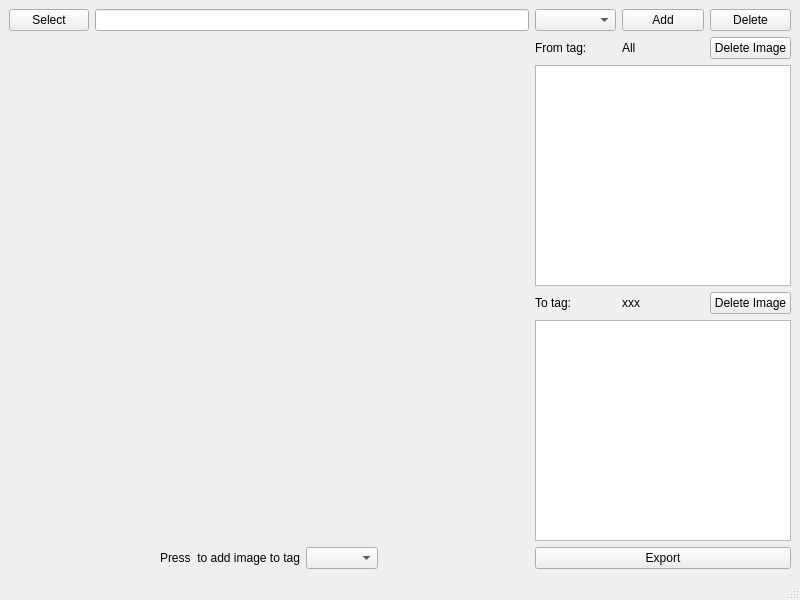
Qt form image_voter/mainwindow.ui (kimvnhung/qtCpp_learning) before a commit.
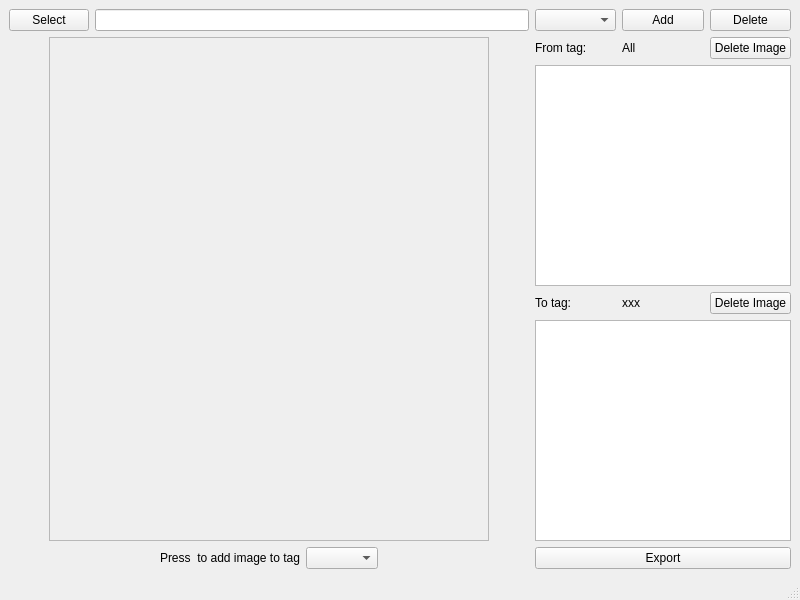
The same form after that commit.

Commit message: done image voter

What changed in the file:
```diff
--- a/image_voter/mainwindow.ui
+++ b/image_voter/mainwindow.ui
@@ -54,27 +54,18 @@
                  </spacer>
                 </item>
                 <item>
-                 <widget class="QLabel" name="imageDisplayLb">
+         <widget class="QFrame" name="imageContainerWidget">
                     <property name="sizePolicy">
                      <sizepolicy hsizetype="Expanding" vsizetype="Expanding">
                         <horstretch>0</horstretch>
                         <verstretch>0</verstretch>
                      </sizepolicy>
                     </property>
-                    <property name="maximumSize">
-                     <size>
-                        <width>16777215</width>
-                        <height>16777215</height>
-                     </size>
-                    </property>
-                    <property name="baseSize">
-                     <size>
-                        <width>500</width>
-                        <height>100</height>
-                     </size>
-                    </property>
-                    <property name="text">
-                     <string/>
+          <property name="frameShape">
+           <enum>QFrame::Shape::StyledPanel</enum>
+          </property>
+          <property name="frameShadow">
+           <enum>QFrame::Shadow::Raised</enum>
                     </property>
                  </widget>
                 </item>
```
Left out of the diff: 2 changed lines with no effect on the pictures. Lines whose indentation alone changed are shown as unchanged. The commit also changes 5 other files.
